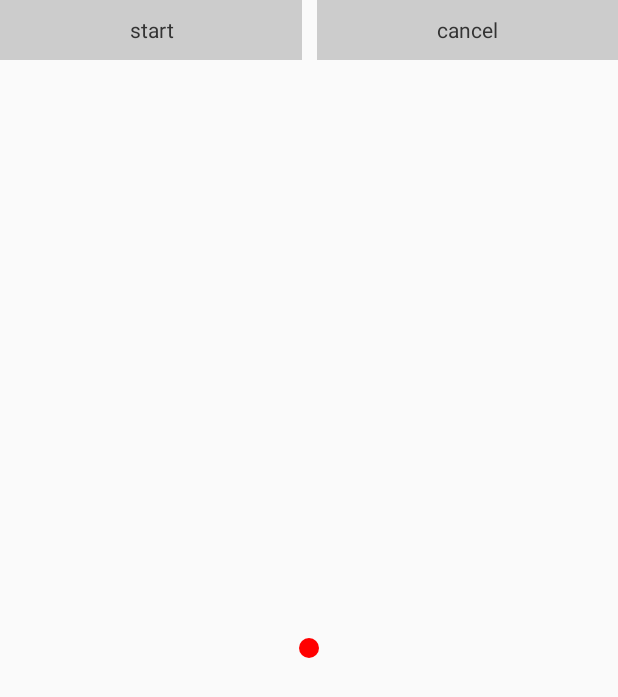
After one commit to ZGaoFei/CustomerViewStudyWithQiHang, an Android app: the ObjectAnimatorActivity screen opened directly, with no data from a screen before it, on a phone screen of 412 x 824 dp. The commit adds this screen. Shown: the top 697 px of the screen. Run offline under Robolectric (Android 15) with nearby library versions, the phone set to English and light mode, and no system bars.

Commit message:
添加ObjectAnimator的例子

```diff
--- a/app/src/main/AndroidManifest.xml
+++ b/app/src/main/AndroidManifest.xml
@@ -19,7 +19,8 @@
         <activity android:name=".one_animator.AnimatorOneActivity" />
         <activity android:name=".one_animator.AnimationActivity" />
         <activity android:name=".one_animator.ValueAnimatorActivity" />
-        <activity android:name=".one_animator.AnimatorTwoActivity"></activity>
+        <activity android:name=".one_animator.AnimatorTwoActivity" />
+        <activity android:name=".ObjectAnimatorActivity"></activity>
     </application>
 
 </manifest>
--- /dev/null
+++ b/app/src/main/java/com/example/zhaogaofei/customerviewstudywithqihang/ObjectAnimatorActivity.java
@@ -0,0 +1,92 @@
+package com.example.zhaogaofei.customerviewstudywithqihang;
+
+import android.animation.ObjectAnimator;
+import android.app.Activity;
+import android.content.Context;
+import android.content.Intent;
+import android.os.Bundle;
+import android.view.View;
+import android.widget.ImageView;
+import android.widget.TextView;
+
+import com.example.zhaogaofei.customerviewstudywithqihang.one_animator.customer.PointView;
+
+public class ObjectAnimatorActivity extends Activity {
+    private TextView tvStart;
+    private TextView tvCancel;
+    private ImageView imageView;
+    private TextView textView;
+
+    private ObjectAnimator objectAnimator;
+
+    public static void start(Context context) {
+        Intent intent = new Intent(context, ObjectAnimatorActivity.class);
+        context.startActivity(intent);
+    }
+
+    @Override
+    protected void onCreate(Bundle savedInstanceState) {
+        super.onCreate(savedInstanceState);
+        setContentView(R.layout.activity_object_animator);
+        tvStart = findViewById(R.id.tv_start_object_animator);
+        tvCancel = findViewById(R.id.tv_cancel_object_animator);
+        imageView = findViewById(R.id.image_view_object_animator);
+        textView = findViewById(R.id.tv_object_animator);
+
+        tvStart.setOnClickListener(new View.OnClickListener() {
+            @Override
+            public void onClick(View v) {
+                // ofInt();
+
+                // ofFloat();
+
+                pointViewAnimator();
+            }
+        });
+
+        tvCancel.setOnClickListener(new View.OnClickListener() {
+            @Override
+            public void onClick(View v) {
+
+            }
+        });
+    }
+
+    /**
+     *
+     */
+    private void ofInt() {
+        imageView.setVisibility(View.VISIBLE);
+        textView.setVisibility(View.GONE);
+
+        objectAnimator = ObjectAnimator.ofInt(textView, "scaleX", 1, 0);
+        objectAnimator.setDuration(2000);
+        objectAnimator.start();
+    }
+
+    /**
+     *  alpha
+     *
+     *  rotation,rotationX,rotationY
+     *
+     *  translationX,translationY,translationZ
+     *
+     *  scaleX,scaleY
+     */
+    private void ofFloat() {
+        imageView.setVisibility(View.VISIBLE);
+        textView.setVisibility(View.GONE);
+
+        objectAnimator = ObjectAnimator.ofFloat(imageView, "scaleY", 0, 180, 0, 180);
+        objectAnimator.setDuration(2000);
+        objectAnimator.start();
+    }
+
+    private void pointViewAnimator() {
+        PointView pointView = findViewById(R.id.point_view_object_animator);
+        ObjectAnimator objectAnimator = ObjectAnimator.ofInt(pointView, "radius", 10, 50, 10, 80);
+        objectAnimator.setDuration(2000);
+        objectAnimator.start();
+    }
+
+}
--- a/app/src/main/java/com/example/zhaogaofei/customerviewstudywithqihang/one_animator/customer/PointView.java
+++ b/app/src/main/java/com/example/zhaogaofei/customerviewstudywithqihang/one_animator/customer/PointView.java
@@ -34,6 +34,8 @@ public class PointView extends View {
     }
 
     private void init() {
+        point = new Point(10);
+
         paint = new Paint();
         paint.setColor(Color.RED);
         paint.setAntiAlias(true);
@@ -78,4 +80,10 @@ public class PointView extends View {
         valueAnimator.start();
     }
     // requestLayout()：会触发onMeasure()和onLayout()方法
+
+    public void setRadius(int radius) {
+        point.setRadius(radius);
+
+        invalidate();
+    }
 }
--- a/app/src/main/res/layout/activity_animator_one.xml
+++ b/app/src/main/res/layout/activity_animator_one.xml
@@ -42,6 +42,12 @@
             android:layout_height="wrap_content"
             android:text="animator two" />
 
+        <Button
+            android:id="@+id/bt_object_animator"
+            android:layout_width="match_parent"
+            android:layout_height="wrap_content"
+            android:text="object animator" />
+
     </LinearLayout>
 
 </android.support.v4.widget.NestedScrollView>
--- /dev/null
+++ b/app/src/main/res/layout/activity_object_animator.xml
@@ -0,0 +1,69 @@
+<?xml version="1.0" encoding="utf-8"?>
+<android.support.constraint.ConstraintLayout xmlns:android="http://schemas.android.com/apk/res/android"
+    xmlns:app="http://schemas.android.com/apk/res-auto"
+    xmlns:tools="http://schemas.android.com/tools"
+    android:layout_width="match_parent"
+    android:layout_height="match_parent"
+    tools:context=".ObjectAnimatorActivity">
+
+    <TextView
+        android:id="@+id/tv_start_object_animator"
+        android:layout_width="0dp"
+        android:layout_height="40dp"
+        android:background="#cccccc"
+        android:gravity="center"
+        android:padding="5dp"
+        android:text="start"
+        android:layout_marginRight="10dp"
+        android:textColor="#333333"
+        app:layout_constraintLeft_toLeftOf="parent"
+        app:layout_constraintRight_toLeftOf="@+id/tv_cancel_object_animator" />
+
+    <TextView
+        android:id="@+id/tv_cancel_object_animator"
+        android:layout_width="0dp"
+        android:layout_height="40dp"
+        android:background="#cccccc"
+        android:gravity="center"
+        android:padding="5dp"
+        android:text="cancel"
+        android:textColor="#333333"
+        app:layout_constraintLeft_toRightOf="@+id/tv_start_object_animator"
+        app:layout_constraintRight_toRightOf="parent" />
+
+    <ImageView
+        android:id="@+id/image_view_object_animator"
+        android:layout_width="200dp"
+        android:layout_height="150dp"
+        android:scaleType="fitXY"
+        android:src="@mipmap/timg"
+        android:visibility="gone"
+        app:layout_constraintBottom_toBottomOf="parent"
+        app:layout_constraintLeft_toLeftOf="parent"
+        app:layout_constraintRight_toRightOf="parent"
+        app:layout_constraintTop_toTopOf="parent" />
+
+    <TextView
+        android:id="@+id/tv_object_animator"
+        android:layout_width="150dp"
+        android:layout_height="50dp"
+        android:gravity="center"
+        android:background="#cccccc"
+        android:text="object animator test "
+        android:visibility="gone"
+        app:layout_constraintBottom_toBottomOf="parent"
+        app:layout_constraintLeft_toLeftOf="parent"
+        app:layout_constraintRight_toRightOf="parent"
+        app:layout_constraintTop_toTopOf="parent"/>
+
+    <com.example.zhaogaofei.customerviewstudywithqihang.one_animator.customer.PointView
+        android:id="@+id/point_view_object_animator"
+        android:layout_width="match_parent"
+        android:layout_height="match_parent"
+        android:layout_marginTop="40dp"
+        app:layout_constraintBottom_toBottomOf="parent"
+        app:layout_constraintLeft_toLeftOf="parent"
+        app:layout_constraintRight_toRightOf="parent"
+        app:layout_constraintTop_toTopOf="parent"/>
+
+</android.support.constraint.ConstraintLayout>
```
Also changed, not shown: app/src/main/java/com/example/zhaogaofei/customerviewstudywithqihang/one_animator/AnimatorOneActivity.java (+8 -0 lines), 1 other file.
